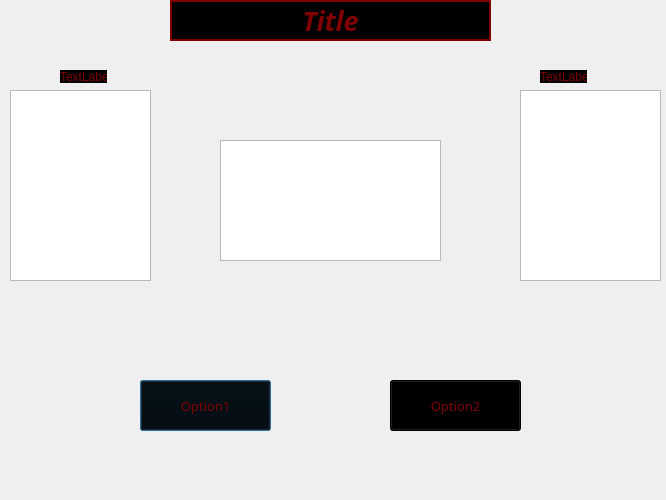
Willieodwyer/Zork, file scenariobox.ui: the form before one commit.
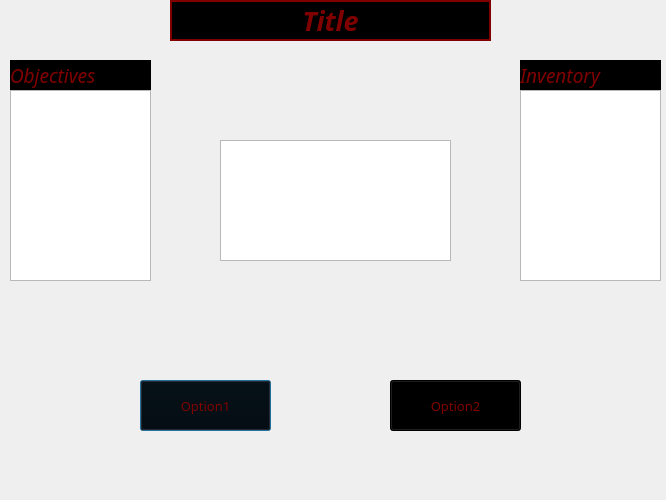
The form after the commit. Icons and pictures are not drawn.

Diff of the .ui file:
```diff
--- a/scenariobox.ui
+++ b/scenariobox.ui
@@ -30,7 +30,9 @@
 
 QLabel {color:maroon; background-color:black}
 
-QPushButton { color: maroon; background-color:black }</string>
+QPushButton { color: maroon; background-color:black }
+
+QDialog{ color:black}</string>
   </property>
   <widget class="QLabel" name="lblTitle">
    <property name="geometry">
@@ -112,7 +114,7 @@
     <rect>
      <x>220</x>
      <y>140</y>
-     <width>221</width>
+     <width>231</width>
      <height>121</height>
     </rect>
    </property>
@@ -127,27 +129,41 @@
   <widget class="QLabel" name="label">
    <property name="geometry">
     <rect>
-     <x>540</x>
-     <y>70</y>
-     <width>47</width>
-     <height>13</height>
+     <x>520</x>
+     <y>60</y>
+     <width>141</width>
+     <height>31</height>
     </rect>
    </property>
+   <property name="font">
+    <font>
+     <family>Showcard Gothic</family>
+     <pointsize>14</pointsize>
+     <italic>true</italic>
+    </font>
+   </property>
    <property name="text">
-    <string>TextLabel</string>
+    <string>Inventory</string>
    </property>
   </widget>
   <widget class="QLabel" name="label_2">
    <property name="geometry">
     <rect>
-     <x>60</x>
-     <y>70</y>
-     <width>47</width>
-     <height>13</height>
+     <x>10</x>
+     <y>60</y>
+     <width>141</width>
+     <height>31</height>
     </rect>
    </property>
+   <property name="font">
+    <font>
+     <family>Showcard Gothic</family>
+     <pointsize>14</pointsize>
+     <italic>true</italic>
+    </font>
+   </property>
    <property name="text">
-    <string>TextLabel</string>
+    <string>Objectives</string>
    </property>
   </widget>
   <widget class="QTextBrowser" name="txtDescription_3">
```
Left out of the diff: 8 changed lines with no effect on the pictures.
